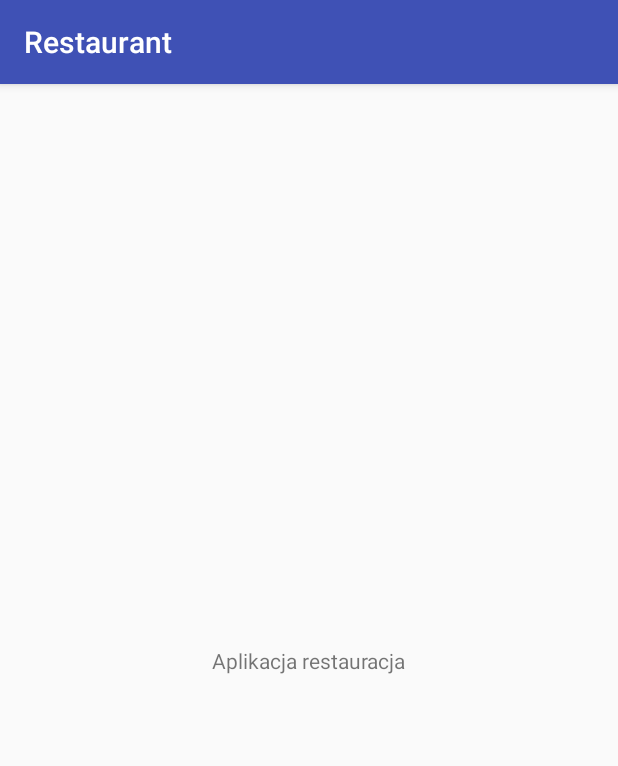
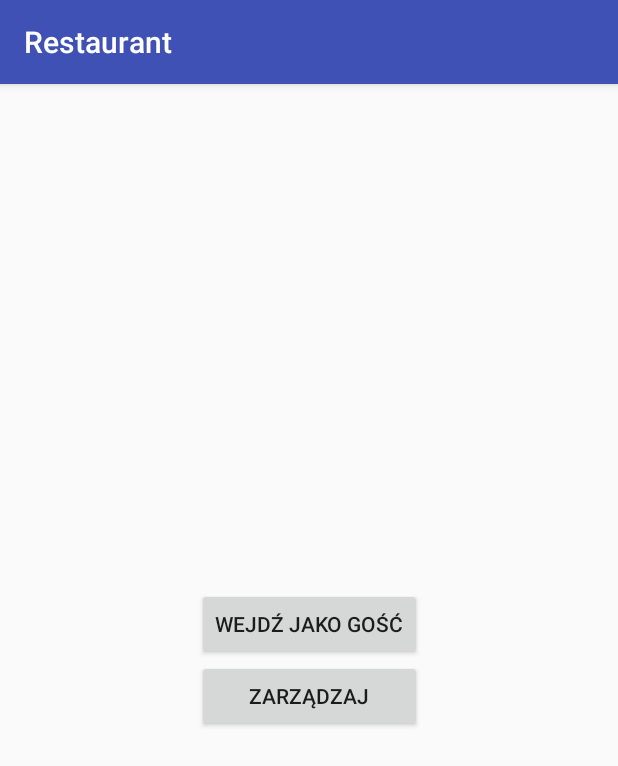
Before and after one commit to maciek10015/Restaurant, an Android app: the screen it shows after launch (MainActivity), on a phone screen of 412 x 824 dp. Shown: the top 766 px of the screen. Run offline under Robolectric (Android 15) with nearby library versions, the phone set to English and light mode, and no system bars.

Commit message:
Add-button

```diff
--- a/app/src/main/res/layout/activity_main.xml
+++ b/app/src/main/res/layout/activity_main.xml
@@ -6,13 +6,25 @@
     android:layout_height="match_parent"
     tools:context="com.example.maciek.restaurant.MainActivity">
 
-    <TextView
+    <LinearLayout
         android:layout_width="wrap_content"
         android:layout_height="wrap_content"
-        android:text="Aplikacja restauracja"
+        android:orientation="vertical"
         app:layout_constraintBottom_toBottomOf="parent"
         app:layout_constraintLeft_toLeftOf="parent"
         app:layout_constraintRight_toRightOf="parent"
-        app:layout_constraintTop_toTopOf="parent" />
+        app:layout_constraintTop_toTopOf="parent">
 
+        <Button
+            android:layout_width="wrap_content"
+            android:layout_height="wrap_content"
+            android:text="Wejdź jako Gość"
+/>
+
+        <Button
+            android:layout_width="match_parent"
+            android:layout_height="wrap_content"
+            android:text="Zarządzaj"
+           />
+    </LinearLayout>
 </android.support.constraint.ConstraintLayout>
```
